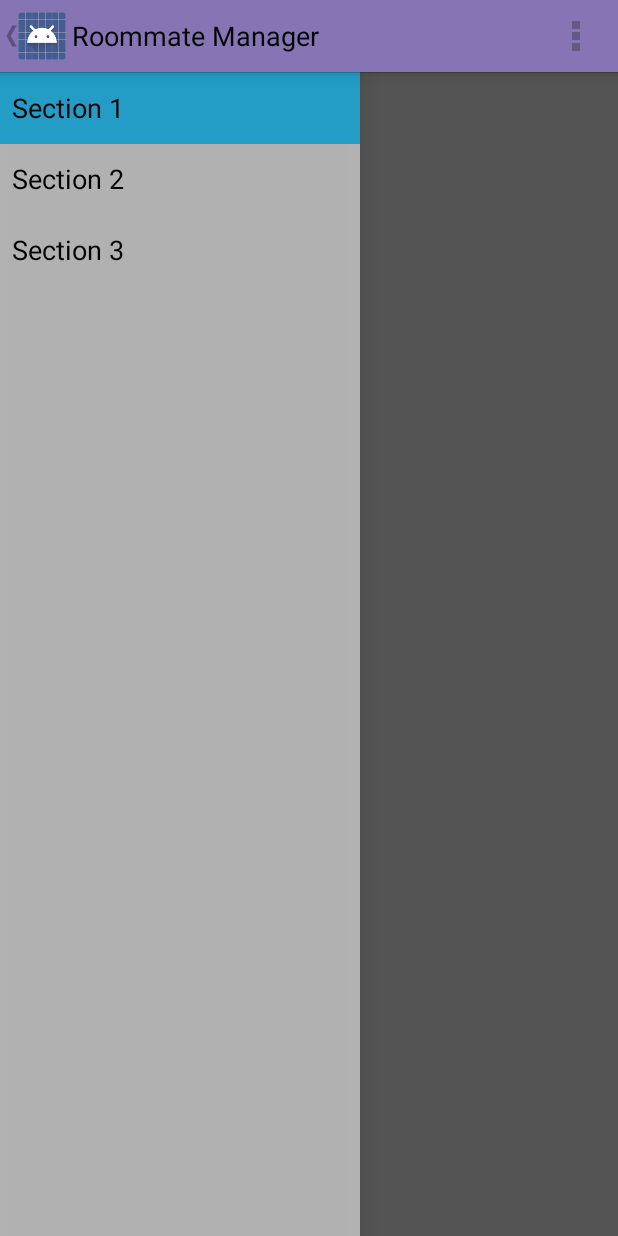
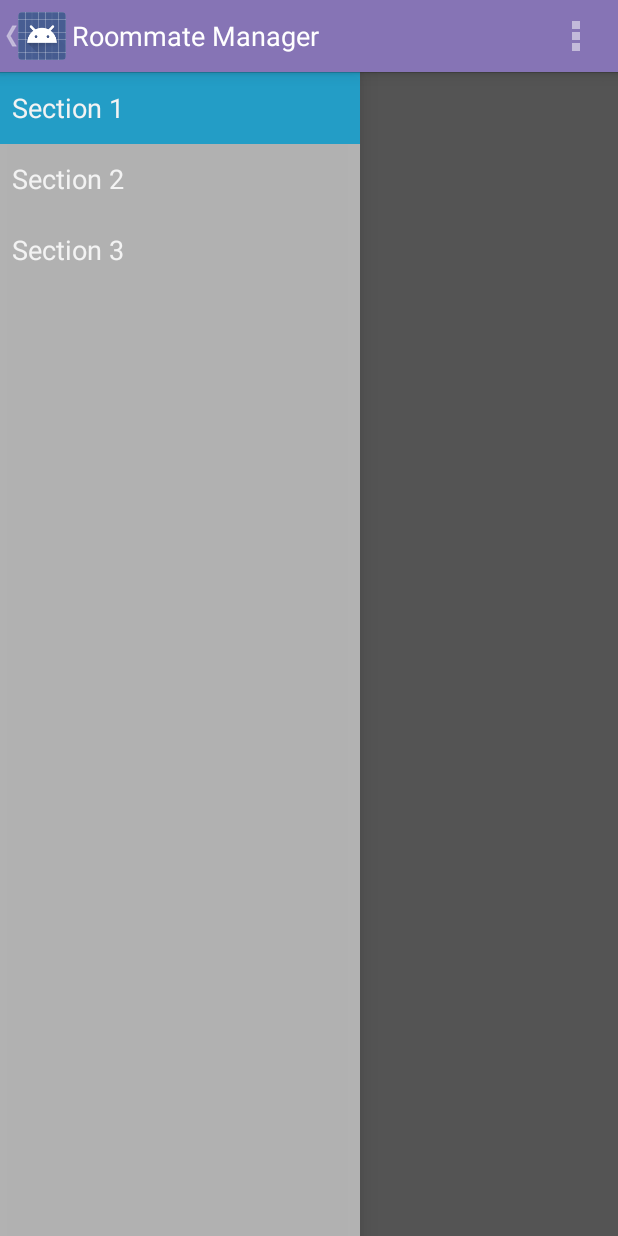
Before and after one commit to GVanderLugt/RoommateManager, an Android app: the screen it shows after launch (MainActivity), on a phone screen of 412 x 824 dp. Run offline under Robolectric (Android 15) with nearby library versions, the phone set to English and light mode, and no system bars; 2 statements that could not run were skipped.

Commit message:
ActionBar text color

```diff
--- a/app/src/main/res/values/drawable.xml
+++ b/app/src/main/res/values/drawable.xml
@@ -2,6 +2,8 @@
 <resources>
     <!-- Action Bar Drawables -->
     <drawable name="actionbar_background">#ff8674b5</drawable>
+    <drawable name="title_text_color">#ffff</drawable>
+    <drawable name="actionbar_text_color">#ffff</drawable>
 
     <!-- Relative Layout Drawables -->
     <drawable name="relative_layout_background">#ffd3d3d3</drawable>
--- a/app/src/main/res/values/styles.xml
+++ b/app/src/main/res/values/styles.xml
@@ -1,7 +1,7 @@
 <resources>
 
     <!-- Base application theme. -->
-    <style name="AppTheme" parent="android:Theme.Holo.Light">
+    <style name="AppTheme" parent="android:Theme.Holo.Light.DarkActionBar">
         <!-- Customize your theme here. -->
         <item name="android:actionBarStyle">@style/AppTheme.ActionBar</item>
     </style>
@@ -9,6 +9,11 @@
     <!-- Action Bar Style Defined -->
     <style name="AppTheme.ActionBar" parent="@android:style/Widget.Holo.Light.ActionBar">
         <item name="android:background">@drawable/actionbar_background</item>
+        <item name="android:titleTextStyle">@style/TitleColor</item>
+    </style>
+
+    <style name="TitleColor" parent="android:TextAppearance.Holo.Widget.ActionBar.Title">
+        <item name="android:textColor">@drawable/title_text_color</item>
     </style>
 
     <!-- Relative Layout Style Defined -->
```
